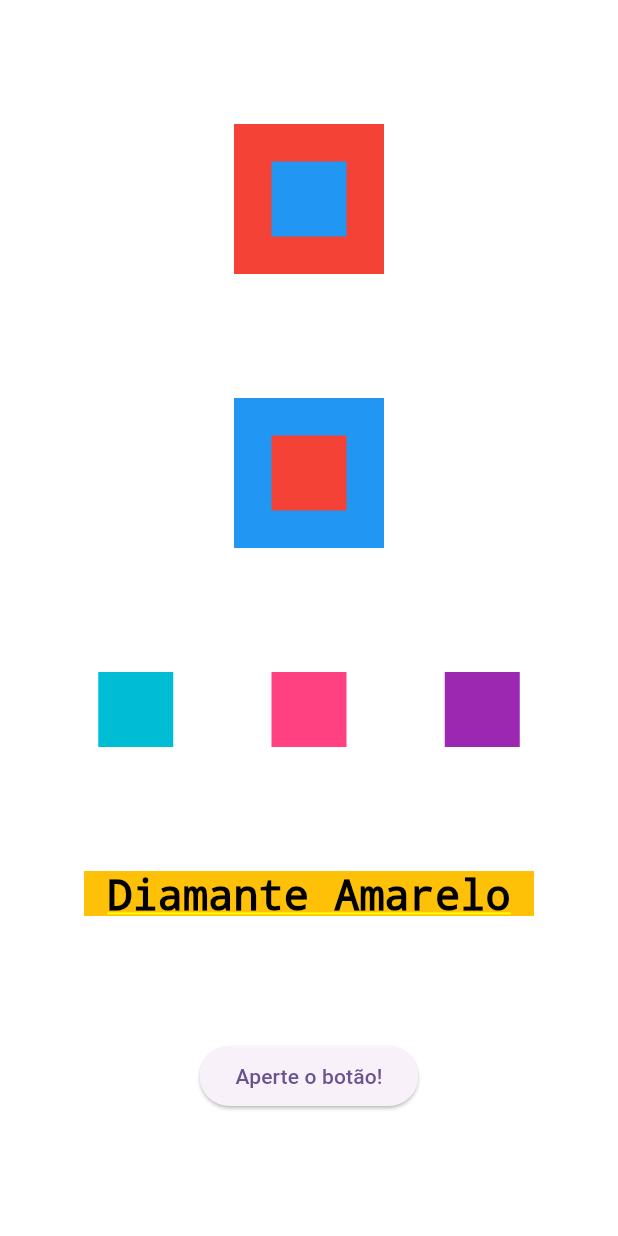
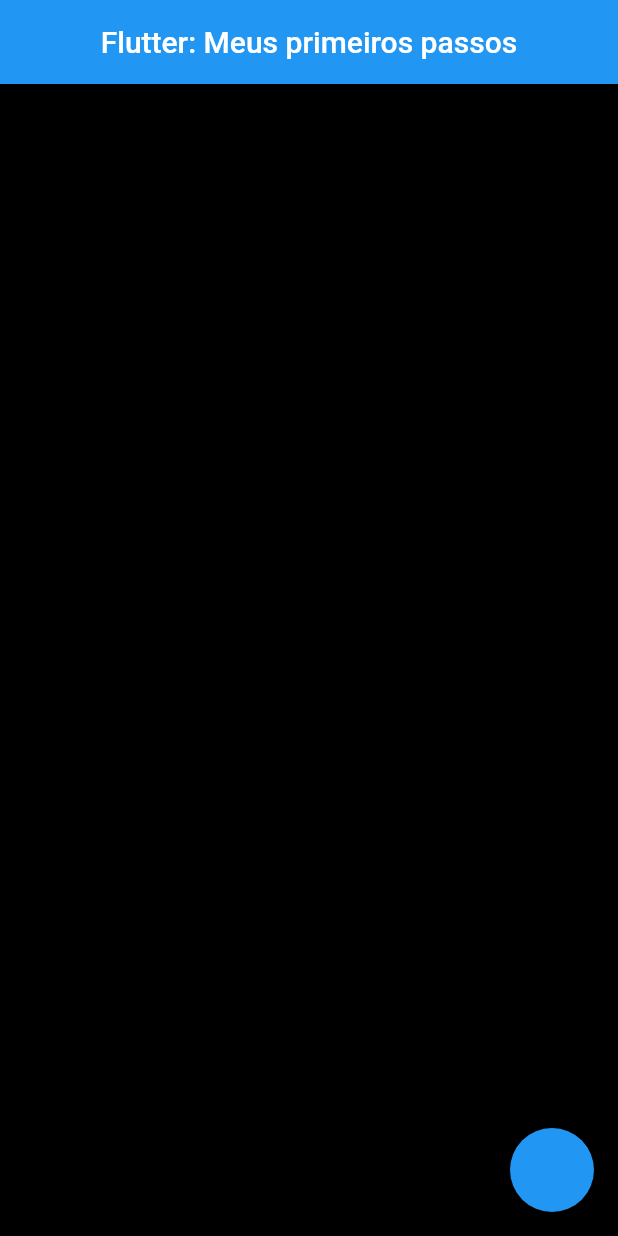
Before and after one commit to Allysontecn23/Curso-Flutter, a Flutter app: the screen it shows after launch, on a phone screen of 412 x 824 dp. Run offline on Flutter 3.47's test engine with Material 2 defaults, Android fonts, the phone set to English and light mode, and no system bars.

Commit message:
Novas atividades

```diff
--- a/lib/main.dart
+++ b/lib/main.dart
@@ -10,90 +10,19 @@ class MyApp extends StatelessWidget {
   @override
   Widget build(BuildContext context) {
     return MaterialApp(
-        title: 'Flutter Demo',
-        theme: ThemeData(
-          colorScheme: ColorScheme.fromSeed(seedColor: Colors.deepPurple),
-          useMaterial3: true,
+      home: Scaffold(
+        appBar: AppBar(
+          title: const Center(
+            child: Text("Flutter: Meus primeiros passos"),
+          ),
         ),
-        home: Container(
-          color: Colors.white,
-          child: Column(
-            mainAxisAlignment: MainAxisAlignment.spaceEvenly,
-            crossAxisAlignment: CrossAxisAlignment.center,
-            children: [
-              Stack(
-                alignment: Alignment.center,
-                children: [
-                  Container(
-                    width: 100,
-                    height: 100,
-                    color: Colors.red,
-                  ),
-                  Container(
-                    width: 50,
-                    height: 50,
-                    color: Colors.blue,
-                  ),
-                ],
-              ),
-              Stack(
-                alignment: Alignment.center,
-                children: [
-                  Container(
-                    width: 100,
-                    height: 100,
-                    color: Colors.blue,
-                  ),
-                  Container(
-                    width: 50,
-                    height: 50,
-                    color: Colors.red,
-                  ),
-                ],
-              ),
-              Row(
-                mainAxisAlignment: MainAxisAlignment.spaceEvenly,
-                crossAxisAlignment: CrossAxisAlignment.center,
-                children: [
-                  Container(
-                    color: Colors.cyan,
-                    height: 50,
-                    width: 50,
-                  ),
-                  Container(
-                    color: Colors.pinkAccent,
-                    height: 50,
-                    width: 50,
-                  ),
-                  Container(
-                    color: Colors.purple,
-                    height: 50,
-                    width: 50,
-                  ),
-                ],
-              ),
-              Container(
-                color: Colors.amber,
-                height: 30,
-                width: 300,
-                child: const Text(
-                  "Diamante Amarelo",
-                  textAlign: TextAlign.center,
-                  style: TextStyle(
-                    color: Colors.black,
-                    fontSize: 28,
-                  ),
-                ),
-              ),
-              ElevatedButton(
-                onPressed: () {
-                  debugPrint("Você Apertou o botão");
-                },
-                child: Text("Aperte o botão!"),
-              )
-            ],
-          ),
-        ));
+        body: Container(
+          color: Colors.black,
+        ),
+        floatingActionButton: FloatingActionButton(
+          onPressed: () {}),
+      ),
+    );
   }
 }
 
```
Also changed, not shown: lib/minha_primeira_tela.dart (added, +79 -0 lines).
